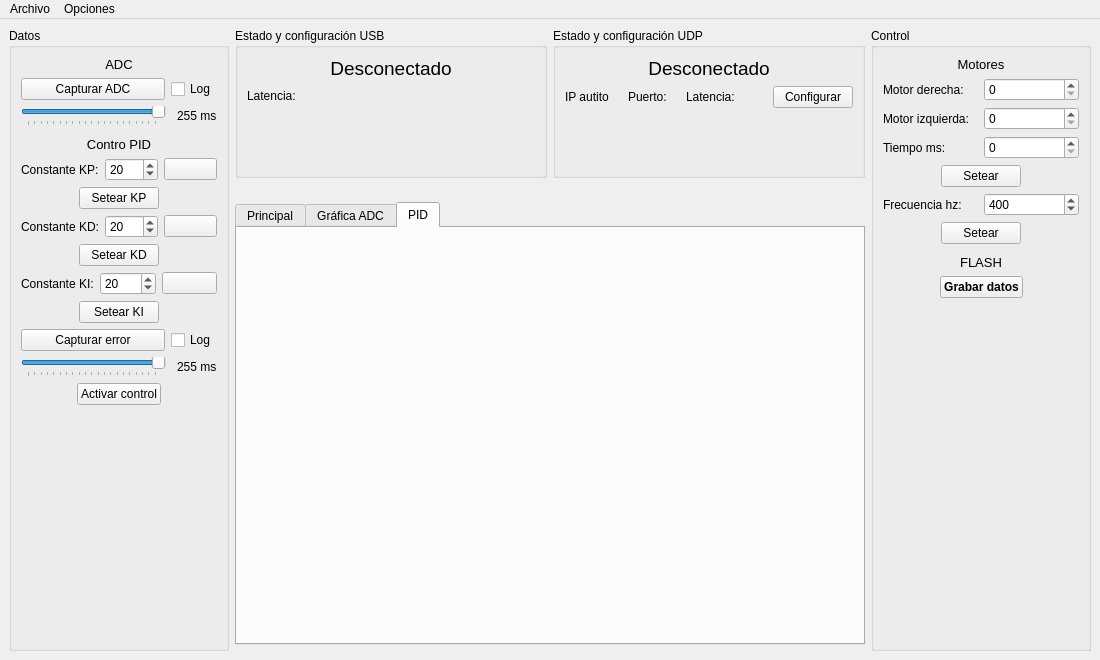
First picture: the form in mainwindow.ui, repository GabiAndi/Microcontroladores_2020_Autito_UI, before the edit.
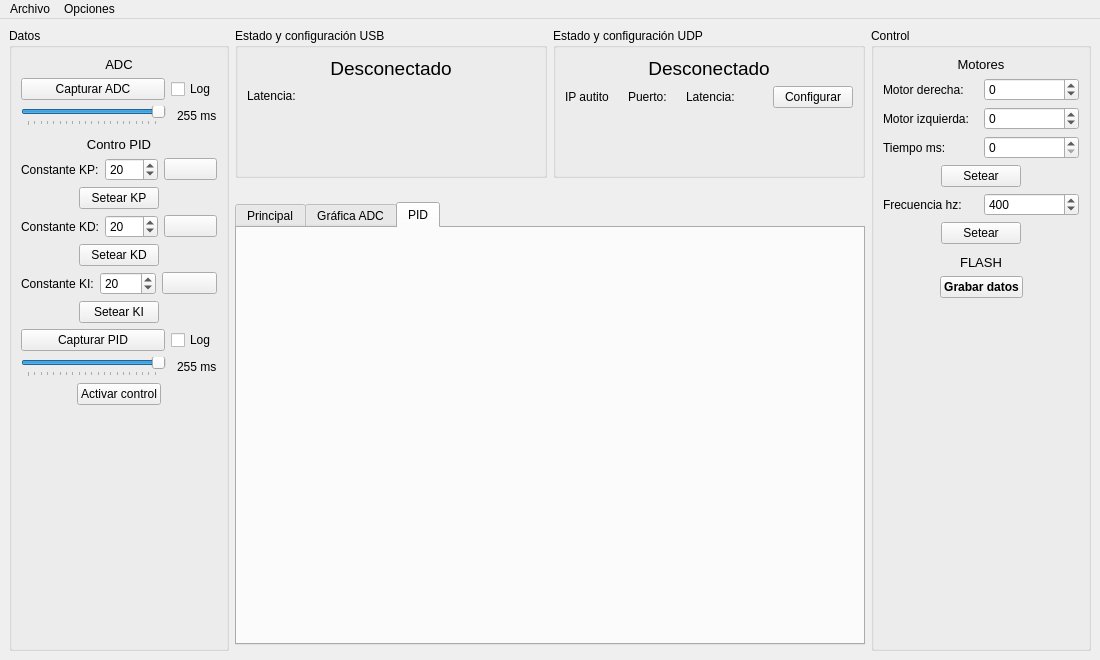
Second picture: the form after the edit. The open tabs and pages were chosen to show the change. Icons and pictures are not drawn. Custom widgets are drawn as their Qt base class.

Patch:
```diff
--- a/mainwindow.ui
+++ b/mainwindow.ui
@@ -66,9 +66,15 @@
        <attribute name="title">
         <string>PID</string>
        </attribute>
-       <layout class="QVBoxLayout" name="verticalLayout_7">
-        <item>
-         <widget class="QWidget" name="widgetPID" native="true"/>
+       <layout class="QGridLayout" name="gridLayout_2">
+        <item row="0" column="1">
+         <widget class="QWidget" name="widgetPIDConstantes" native="true"/>
+        </item>
+        <item row="0" column="0">
+         <widget class="QWidget" name="widgetPIDError" native="true"/>
+        </item>
+        <item row="1" column="0" colspan="2">
+         <widget class="QWidget" name="widgetPIDMotores" native="true"/>
         </item>
        </layout>
       </widget>
@@ -319,6 +325,9 @@
          </item>
          <item>
           <widget class="QSpinBox" name="spinBoxMotorDerecha">
+           <property name="minimum">
+            <number>-100</number>
+           </property>
            <property name="maximum">
             <number>100</number>
            </property>
@@ -337,6 +346,9 @@
          </item>
          <item>
           <widget class="QSpinBox" name="spinBoxMotorIzquierda">
+           <property name="minimum">
+            <number>-100</number>
+           </property>
            <property name="maximum">
             <number>100</number>
            </property>
@@ -953,7 +965,7 @@
             </sizepolicy>
            </property>
            <property name="text">
-            <string>Capturar error</string>
+            <string>Capturar PID</string>
            </property>
           </widget>
          </item>
```
Left out of the diff: 6 changed lines with no effect on the pictures.
